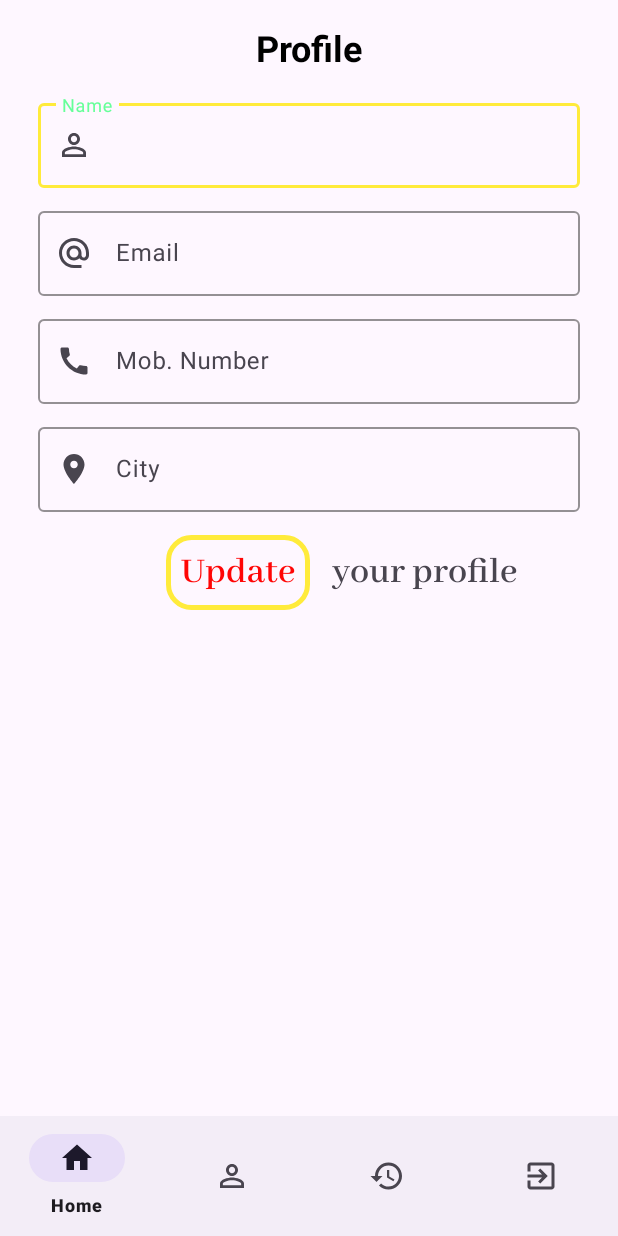
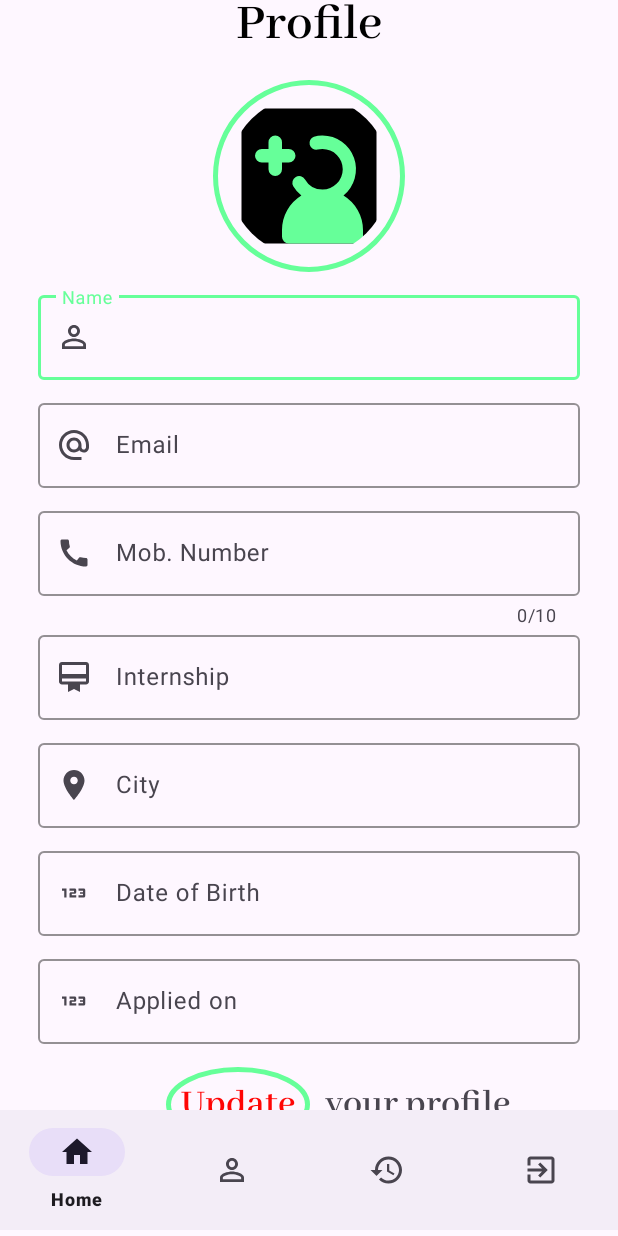
Before and after one commit to saifikram969/Intern-App-Webmobi-project, an Android app: the Edit_Profile screen opened directly, with no data from a screen before it, on a phone screen of 412 x 824 dp. Run offline under Robolectric (Android 15) with nearby library versions, the phone set to English and light mode, and no system bars; our stand-ins replace CircleImageView.

Commit message:
again updating activity_edit_profile.xml

```diff
--- a/app/src/main/res/layout/activity_edit_profile.xml
+++ b/app/src/main/res/layout/activity_edit_profile.xml
@@ -1,14 +1,21 @@
 <?xml version="1.0" encoding="utf-8"?>
-<RelativeLayout xmlns:android="http://schemas.android.com/apk/res/android"
+<androidx.constraintlayout.widget.ConstraintLayout xmlns:android="http://schemas.android.com/apk/res/android"
     xmlns:app="http://schemas.android.com/apk/res-auto"
     xmlns:tools="http://schemas.android.com/tools"
     android:layout_width="match_parent"
     android:layout_height="match_parent"
     tools:context=".Edit_Profile"
     android:orientation="vertical">
+
     <androidx.core.widget.NestedScrollView
+        android:id="@+id/scrlview"
         android:layout_width="match_parent"
-        android:layout_height="wrap_content">
+        android:layout_height="wrap_content"
+        app:layout_constraintEnd_toEndOf="parent"
+        app:layout_constraintStart_toStartOf="parent"
+        app:layout_constraintTop_toTopOf="parent"
+
+        app:layout_constraintBottom_toTopOf="@id/nav_view">
 
         <LinearLayout
             android:layout_width="match_parent"
@@ -19,76 +26,110 @@
             android:orientation="vertical">
 
             <TextView
-                android:id="@+id/title"
+                android:id="@+id/textView"
                 android:layout_width="match_parent"
                 android:layout_height="wrap_content"
                 android:layout_gravity="center"
+                android:layout_marginBottom="15dp"
+                android:fontFamily="@font/abhaya_libre_semibold"
                 android:gravity="center"
-                android:layout_marginBottom="15dp"
+                android:text="@string/profile"
+                android:textColor="@color/black"
+                android:textSize="35sp"
+                android:textStyle="bold" />
 
-                android:text="Profile"
-                android:textSize="24sp"
-                android:textStyle="bold"
-                android:textColor="@color/black"/>
+            <de.hdodenhof.circleimageview.CircleImageView
+                android:id="@+id/sign_up_icon"
+                android:layout_width="128dp"
+                android:layout_height="128dp"
+                android:layout_gravity="center"
+                android:src="@drawable/sign_up_vector"
+                android:contextClickable="true"
+                android:focusable="true"
+                android:layout_marginBottom="10dp"
+                android:background="@drawable/new_outline"
 
-
+                />
 
             <com.google.android.material.textfield.TextInputLayout
                 android:id="@+id/pname"
                 android:layout_width="match_parent"
                 android:layout_height="wrap_content"
                 android:layout_marginBottom="10dp"
-                android:hint="Name"
-                app:startIconDrawable="@drawable/person"
-                app:boxStrokeColor="@color/yellow"
-               >
+                android:hint="@string/name"
+                app:boxStrokeColor="@color/my_primary"
+                app:startIconDrawable="@drawable/person">
 
                 <com.google.android.material.textfield.TextInputEditText
                     android:id="@+id/ename"
                     android:layout_width="match_parent"
                     android:layout_height="wrap_content"
                     android:inputType="textPersonName"
-                    android:textColor="@color/black"
-                    />
+                    android:textColor="@color/black" />
 
             </com.google.android.material.textfield.TextInputLayout>
+
             <com.google.android.material.textfield.TextInputLayout
                 android:id="@+id/pmail"
                 android:layout_width="match_parent"
                 android:layout_height="wrap_content"
+                android:layout_marginBottom="10dp"
                 android:hint="@string/email"
-                app:boxStrokeColor="@color/yellow"
-                android:layout_marginBottom="10dp"
+                app:boxStrokeColor="@color/my_primary"
                 app:startIconDrawable="@drawable/email">
 
                 <com.google.android.material.textfield.TextInputEditText
                     android:id="@+id/eEmail"
                     android:layout_width="match_parent"
                     android:layout_height="wrap_content"
+                    android:enabled="false"
                     android:inputType="textEmailAddress"
-                    android:enabled="false"
-                    android:textColor="@color/black"/>
+                    android:textColor="@color/black" />
             </com.google.android.material.textfield.TextInputLayout>
 
             <com.google.android.material.textfield.TextInputLayout
                 android:id="@+id/pphn"
                 android:layout_width="match_parent"
                 android:layout_height="wrap_content"
-                android:hint="Mob. Number"
+                android:hint="@string/phn"
+                app:boxStrokeColor="@color/my_primary"
+                app:counterEnabled="true"
 
-                android:layout_marginBottom="10dp"
+                app:counterMaxLength="10"
                 app:prefixText="+91"
-                app:boxStrokeColor="@color/yellow"
                 app:prefixTextColor="@color/red"
                 app:startIconDrawable="@drawable/call">
+
+                <com.google.android.material.textfield.TextInputEditText
+                    android:id="@+id/intern"
+                    android:layout_width="match_parent"
+                    android:layout_height="wrap_content"
+                    android:enabled="false"
+                    android:inputType="phone"
+                    android:maxLength="10"
+                    android:textColor="@color/black" />
+
+            </com.google.android.material.textfield.TextInputLayout>
+
+            <com.google.android.material.textfield.TextInputLayout
+                android:id="@+id/pintern"
+                android:layout_width="match_parent"
+                android:layout_height="wrap_content"
+                android:layout_marginBottom="10dp"
+
+                android:hint="@string/internship"
+
+                app:boxStrokeColor="@color/my_primary"
+
+                app:startIconDrawable="@drawable/internship">
 
                 <com.google.android.material.textfield.TextInputEditText
                     android:id="@+id/Enum"
                     android:layout_width="match_parent"
                     android:layout_height="wrap_content"
+                    android:enabled="false"
                     android:inputType="phone"
-                    android:enabled="false"
-                    android:textColor="@color/black"/>
+                    android:textColor="@color/black" />
 
             </com.google.android.material.textfield.TextInputLayout>
 
@@ -96,9 +137,9 @@
                 android:id="@+id/txtcity"
                 android:layout_width="match_parent"
                 android:layout_height="wrap_content"
-                android:hint="City"
                 android:layout_marginBottom="10dp"
-                app:boxStrokeColor="@color/yellow"
+                android:hint="@string/loc"
+                app:boxStrokeColor="@color/my_primary"
                 app:startIconDrawable="@drawable/loc">
 
                 <com.google.android.material.textfield.TextInputEditText
@@ -110,46 +151,88 @@
                     android:textColor="@color/black" />
             </com.google.android.material.textfield.TextInputLayout>
 
+            <com.google.android.material.textfield.TextInputLayout
+                android:id="@+id/txtdob"
+                android:layout_width="match_parent"
+                android:layout_height="wrap_content"
+                android:layout_marginBottom="10dp"
+                android:hint="@string/dob"
+                app:boxStrokeColor="@color/my_primary"
+                app:startIconDrawable="@drawable/dob">
+
+                <com.google.android.material.textfield.TextInputEditText
+                    android:id="@+id/dob"
+                    android:layout_width="match_parent"
+                    android:layout_height="wrap_content"
+
+                    android:inputType="date"
+                    android:textColor="@color/black" />
+            </com.google.android.material.textfield.TextInputLayout>
+
+            <com.google.android.material.textfield.TextInputLayout
+                android:id="@+id/app_date"
+                android:layout_width="match_parent"
+                android:layout_height="wrap_content"
+                android:layout_marginBottom="10dp"
+                android:hint="@string/applied"
+                app:boxStrokeColor="@color/my_primary"
+                app:startIconDrawable="@drawable/dob">
+
+                <com.google.android.material.textfield.TextInputEditText
+                    android:id="@+id/apply"
+                    android:layout_width="match_parent"
+                    android:layout_height="wrap_content"
+
+                    android:inputType="date"
+                    android:textColor="@color/black" />
+            </com.google.android.material.textfield.TextInputLayout>
 
             <LinearLayout
                 android:layout_width="match_parent"
                 android:layout_height="wrap_content"
-                android:layout_marginTop="5dp"
-                >
+                android:layout_marginTop="5dp">
+
                 <androidx.appcompat.widget.AppCompatTextView
                     android:id="@+id/btnupdate"
                     android:layout_width="wrap_content"
                     android:layout_height="wrap_content"
-                    android:text="Update"
+                    android:layout_marginStart="85dp"
+                    android:background="@drawable/new_outline"
+                    android:backgroundTintMode="@color/grey"
+                    android:clickable="true"
+                    android:focusable="true"
+                    android:fontFamily="@font/abhaya_libre_semibold"
+                    android:text="@string/update"
                     android:textColor="@color/red"
-                    android:textStyle="bold"
-                    android:clickable="true"
-                    android:fontFamily="@font/abhaya_libre_semibold"
                     android:textSize="25sp"
-                    android:focusable="true"
-                    android:layout_marginStart="85dp"
-                    android:background="@drawable/yellow_line"
-                    android:backgroundTintMode="@color/grey"
-                    />
+                    android:textStyle="bold" />
+
                 <androidx.appcompat.widget.AppCompatTextView
 
                     android:layout_width="wrap_content"
                     android:layout_height="wrap_content"
-                    android:text=" your profile"
-                    android:id="@+id/profileUpdate"
+                    android:layout_marginStart="10dp"
+
+                    android:focusable="true"
                     android:fontFamily="@font/abhaya_libre_semibold"
-                    android:textSize="25sp"
-                    android:focusable="true"
-                    android:layout_marginStart="10dp"
-                    />
+                    android:text="@string/your_profile"
+                    android:textSize="25sp" />
 
             </LinearLayout>
         </LinearLayout>
     </androidx.core.widget.NestedScrollView>
+
     <com.google.android.material.bottomnavigation.BottomNavigationView
         android:id="@+id/nav_view"
         android:layout_width="match_parent"
         android:layout_height="wrap_content"
-        app:menu="@menu/nav_menu"
-        android:layout_alignParentBottom="true"/>
-</RelativeLayout>
+        android:layout_gravity="bottom"
+
+        android:layout_marginBottom="4dp"
+        app:layout_constraintBottom_toBottomOf="parent"
+        app:layout_constraintEnd_toEndOf="parent"
+        app:layout_constraintHorizontal_bias="0.0"
+        app:layout_constraintStart_toStartOf="parent"
+
+        app:menu="@menu/nav_menu" />
+</androidx.constraintlayout.widget.ConstraintLayout>
```
